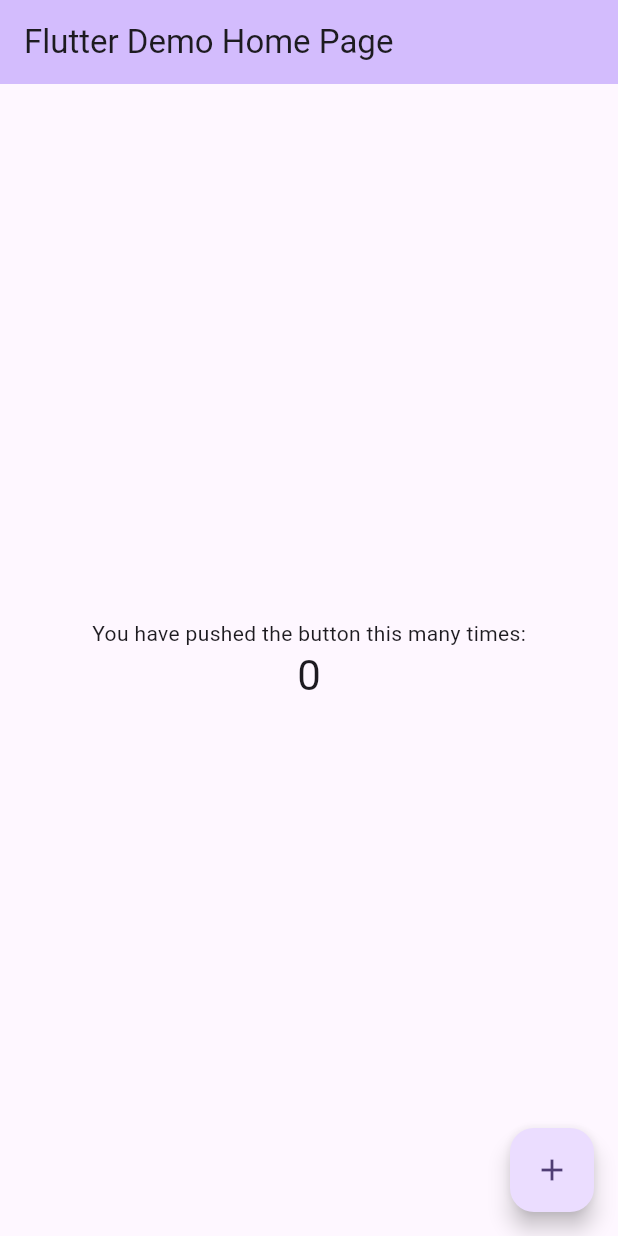
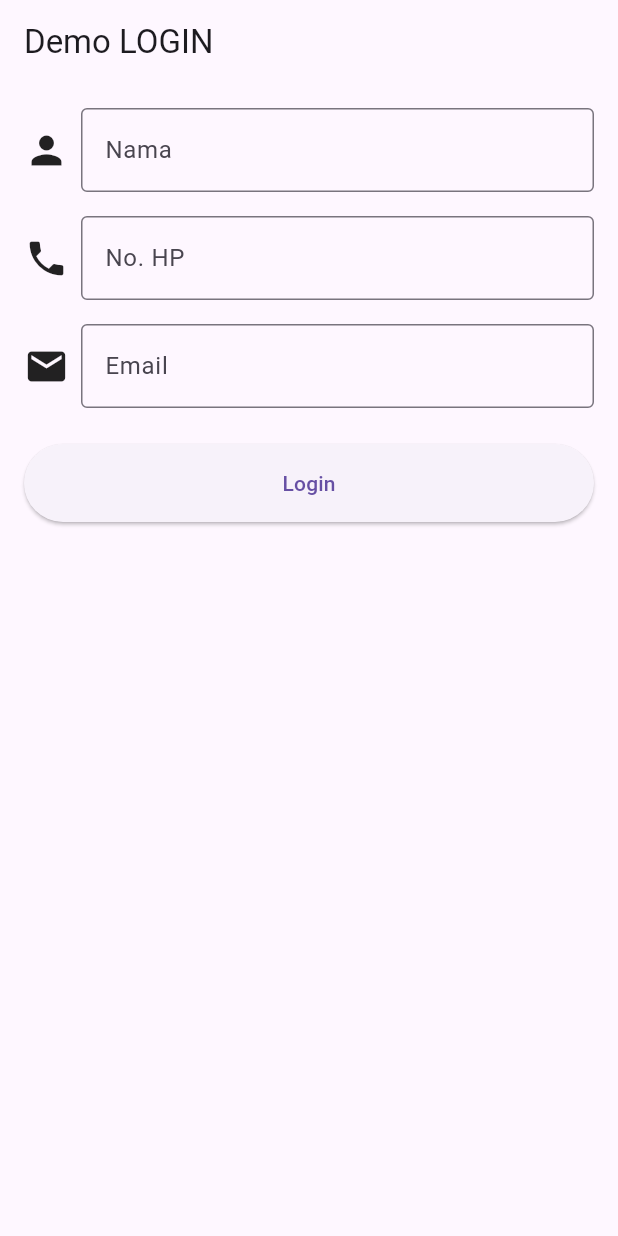
Before and after one commit to MuhSaidAbbas/flutter_application_1, a Flutter app: the screen it shows after launch, on a phone screen of 412 x 824 dp. Run offline on Flutter 3.47's test engine with Material 3 defaults, Android fonts, the phone set to English and light mode, and no system bars.

```diff
--- /dev/null
+++ b/lib/loginPage.dart
@@ -0,0 +1,81 @@
+import 'package:flutter/material.dart';
+import 'home.dart';
+
+class LoginPage extends StatelessWidget {
+  @override
+  Widget build(BuildContext context) {
+    return Scaffold(
+      appBar: AppBar(
+        title: Text('Demo LOGIN'),
+      ),
+      body: Padding(
+        padding: EdgeInsets.all(16.0),
+        child: Column(
+          crossAxisAlignment: CrossAxisAlignment.stretch,
+          children: [
+            Row(
+              children: [
+                Icon(Icons.person, size: 30.0), // Icon berada di luar text field
+                SizedBox(width: 8.0), // Jarak icon dan text field
+                Expanded(
+                  child: TextField(
+                    decoration: InputDecoration(
+                      labelText: 'Nama',
+                      border: OutlineInputBorder(),
+                    ),
+                  ),
+                ),
+              ],
+            ),
+            SizedBox(height: 16.0), // Jarak antar field
+            Row(
+              children: [
+                Icon(Icons.phone, size: 30.0),
+                SizedBox(width: 8.0),
+                Expanded(
+                  child: TextField(
+                    keyboardType: TextInputType.phone,
+                    decoration: InputDecoration(
+                      labelText: 'No. HP',
+                      border: OutlineInputBorder(),
+                    ),
+                  ),
+                ),
+              ],
+            ),
+            SizedBox(height: 16.0),
+            Row(
+              children: [
+                Icon(Icons.email, size: 30.0),
+                SizedBox(width: 8.0),
+                Expanded(
+                  child: TextField(
+                    keyboardType: TextInputType.emailAddress,
+                    decoration: InputDecoration(
+                      labelText: 'Email',
+                      border: OutlineInputBorder(),
+                    ),
+                  ),
+                ),
+              ],
+            ),
+            SizedBox(height: 24.0),
+               ElevatedButton(
+              onPressed: () {
+                // Menekan tombol login dan mengarahkan ke HomePage
+                Navigator.push(
+                  context,
+                  MaterialPageRoute(builder: (context) =>MyHomePage()),
+                );
+              },
+              child: Text('Login'),
+              style: ElevatedButton.styleFrom(
+                padding: EdgeInsets.symmetric(vertical: 16.0),
+              ),
+            ),
+          ],
+        ),
+      ),
+    );
+  }
+}
--- a/lib/main.dart
+++ b/lib/main.dart
@@ -1,11 +1,16 @@
 import 'package:flutter/material.dart';
+import 'loginPage.dart';
+import 'home.dart';
 
 void main() {
-  runApp(const MyApp());
+  runApp(MaterialApp(
+    home: LoginPage()
+
+  ));
 }
 
 class MyApp extends StatelessWidget {
-  const MyApp({super.key});
+  const MyApp({super.key, required LoginPage home});
 
   // This widget is the root of your application.
   @override
```
Also changed, not shown: lib/home.dart (added, +86 -0 lines).
